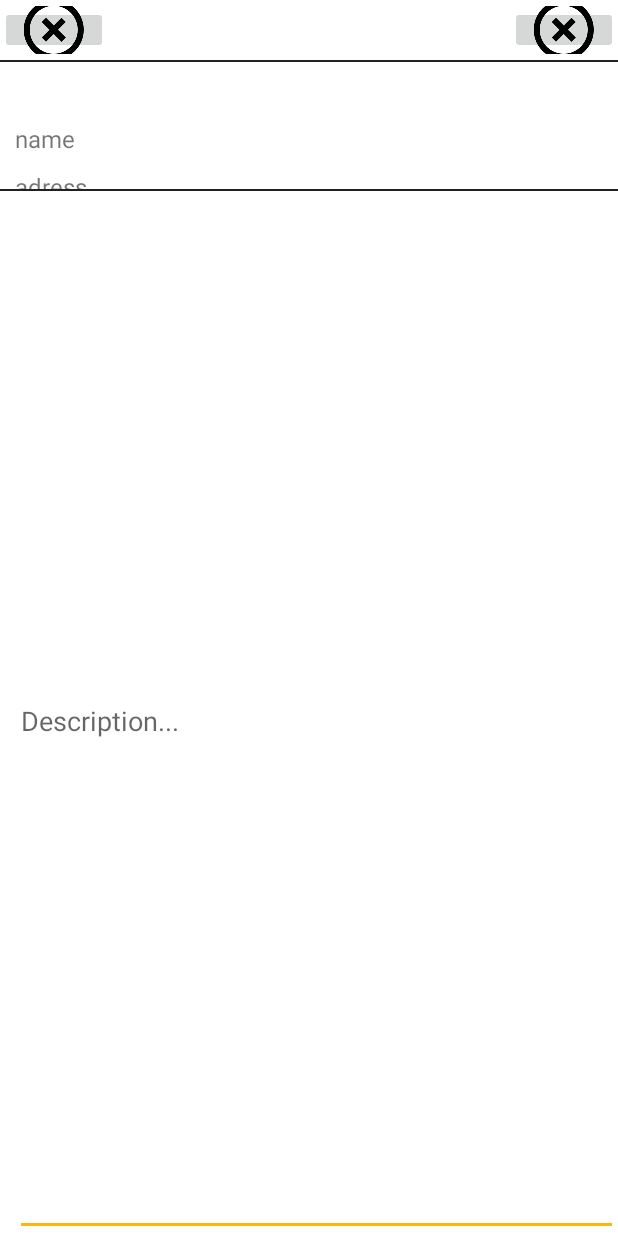
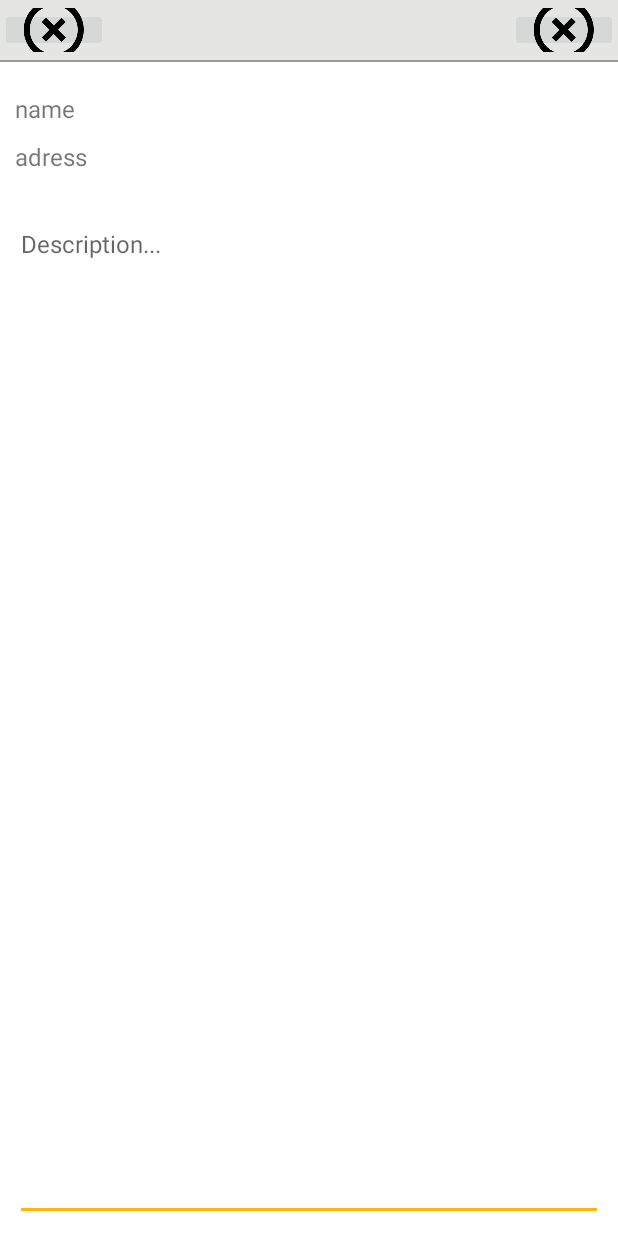
Before and after one commit to timkersch/SnapSpot, an Android app: the layout fragment_create_spot.xml on its own in the app's theme, with its tools: preview values and no code run, on a phone screen of 412 x 824 dp. Run offline under Robolectric (Android 15) with nearby library versions, the phone set to English and light mode, and no system bars.

Commit message:
fixed create_spot

```diff
--- a/SnapSpot/app/src/main/res/layout/fragment_create_spot.xml
+++ b/SnapSpot/app/src/main/res/layout/fragment_create_spot.xml
@@ -14,14 +14,15 @@
             android:layout_width="fill_parent"
             android:layout_height="40dp"
             android:rowCount="1"
-            android:columnCount="3">
+            android:columnCount="3"
+            android:background="#e5e5e3">
 
 
             <!-- 1 Kryssknapp -->
             <ImageButton
                 android:id="@+id/cancel_button"
-                android:layout_marginTop="4dp"
-                android:layout_marginBottom="4dp"
+                android:layout_marginTop="5dp"
+                android:layout_marginBottom="5dp"
                 android:layout_marginLeft="0dp"
 
 
@@ -35,8 +36,8 @@
             <ImageButton
                 android:src="@mipmap/ic_remove"
                 android:id="@+id/submit_button"
-                android:layout_marginTop="4dp"
-                android:layout_marginBottom="4dp"
+                android:layout_marginTop="5dp"
+                android:layout_marginBottom="5dp"
                 android:layout_gravity="right"
                 android:layout_columnWeight="14"
 
@@ -51,7 +52,7 @@
     <View
         android:layout_width="fill_parent"
         android:layout_height="1dp"
-        android:background="@color/primary_material_dark"
+        android:background="#9b9b99"
         />
     <!-- NUMMER 3 -->
     <LinearLayout
@@ -61,10 +62,11 @@
 
         <!-- NUMMER 4 -->
         <LinearLayout
-            android:layout_marginTop="40dp"
+            android:layout_marginTop="20dp"
             android:orientation="vertical"
-            android:layout_width="wrap_content"
-            android:layout_height="wrap_content"
+            android:layout_width="fill_parent"
+            android:layout_height="80dp"
+
             android:layout_weight="1">
 
             <!-- 3 textvy 1 name -->
@@ -88,14 +90,17 @@
                 android:layout_width="wrap_content"
                 android:layout_height="wrap_content"
                 android:layout_marginLeft="10dp"
+                android:layout_marginBottom="20dp"
+
                 />
 
+            <View
+                android:layout_width="fill_parent"
+                android:layout_height="1dp"
+                android:background="#9b9b99"
+                />
         </LinearLayout>
-        <View
-            android:layout_width="fill_parent"
-            android:layout_height="1dp"
-            android:background="@color/primary_material_dark"
-            />
+
 
         <!-- NUMMER 5 -->
         <LinearLayout
@@ -105,6 +110,7 @@
 
             <!-- 5 Ämnesrad -->
             <EditText
+                android:textSize="16dp"
                 android:id="@+id/cs_description"
                 android:layout_width="match_parent"
                 android:layout_height="fill_parent"
@@ -114,7 +120,10 @@
                 android:maxLines="4"
                 android:layout_marginStart="10dp"
                 android:layout_marginLeft="10dp"
-                android:hint="Description..."/>
+                android:layout_marginRight="10dp"
+                android:layout_marginBottom="10dp"
+                android:hint="Description..."
+                android:gravity="top|left"/>
 
         </LinearLayout>
 
```
